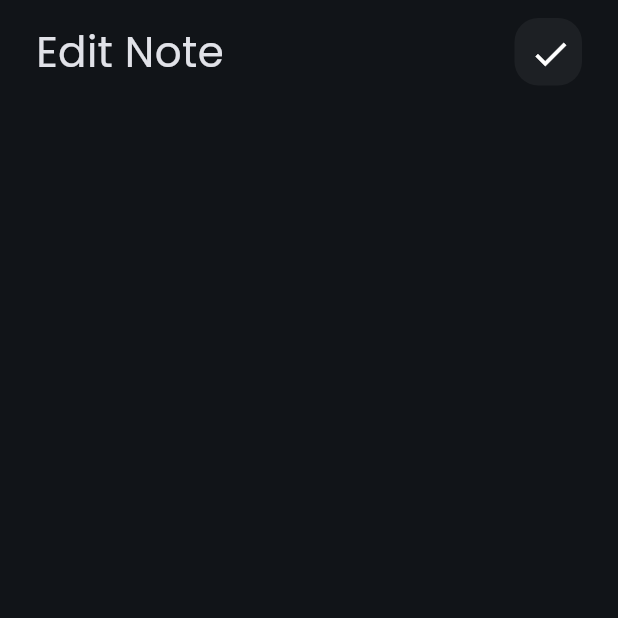
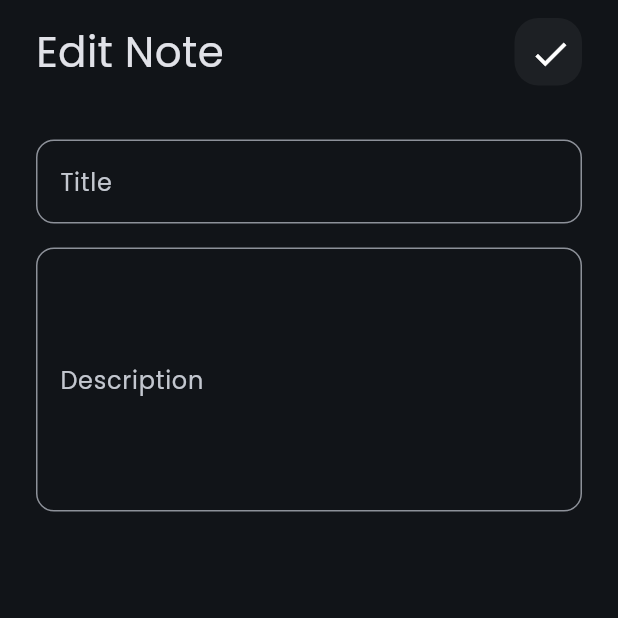
Before and after one commit to SidahmedBelkadi/flutter_notes_app_with_hive, a Flutter app: the EditNoteScreen screen opened directly, on a phone screen of 412 x 824 dp, the top half of it. Run offline on Flutter 3.47's test engine with Material 3 defaults, Android fonts, the phone set to English and light mode, and no system bars.

Commit message:
Complete EditNote UI

```diff
--- a/lib/screens/widgets/edit_note_screen_body.dart
+++ b/lib/screens/widgets/edit_note_screen_body.dart
@@ -1,5 +1,7 @@
 import 'package:flutter/material.dart';
+import 'package:flutter/widgets.dart';
 import 'package:notes_app_hive_db/screens/widgets/custom_app_bar.dart';
+import 'package:notes_app_hive_db/screens/widgets/custom_text_form_field.dart';
 
 class EditNoteScreenBody extends StatelessWidget {
   const EditNoteScreenBody({super.key});
@@ -12,6 +14,16 @@ class EditNoteScreenBody extends StatelessWidget {
         child: Column(
           children: [
             CustomAppBar(title: "Edit Note", icon: Icons.check),
+            Form(
+              child: Column(
+                children: [
+                  SizedBox(height: 36),
+                  CustomTextFormField(title: "Title"),
+                  SizedBox(height: 16),
+                  CustomTextFormField(title: "Description", maxLines: 6),
+                ],
+              ),
+            ),
           ],
         ),
       ),
```
